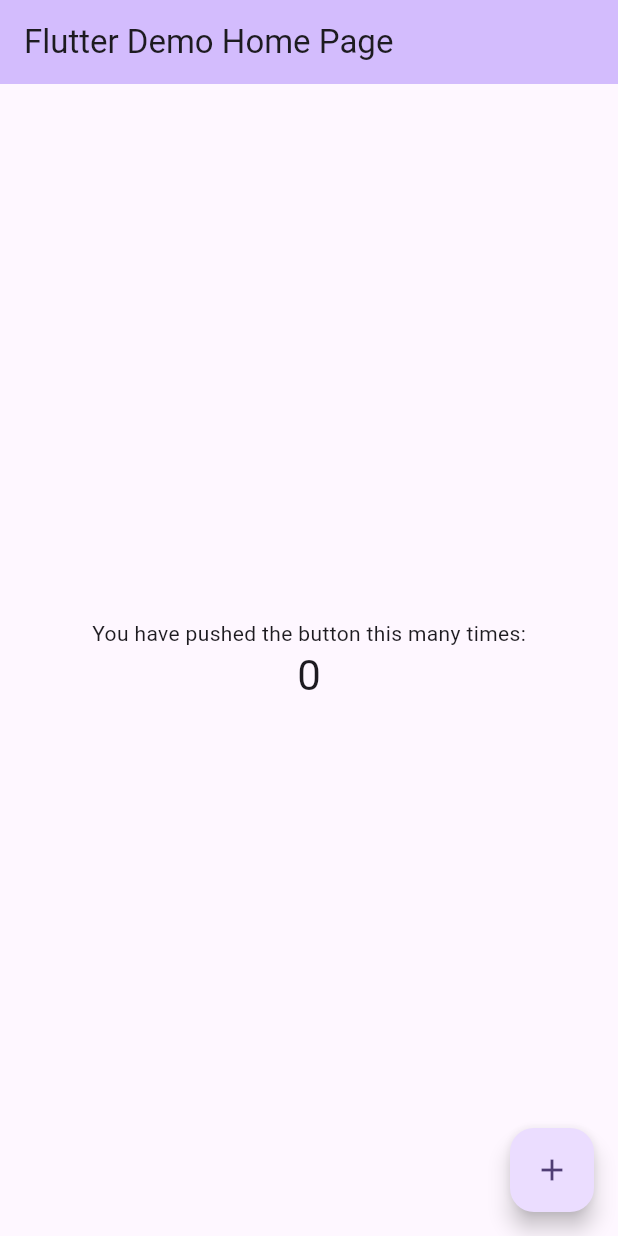
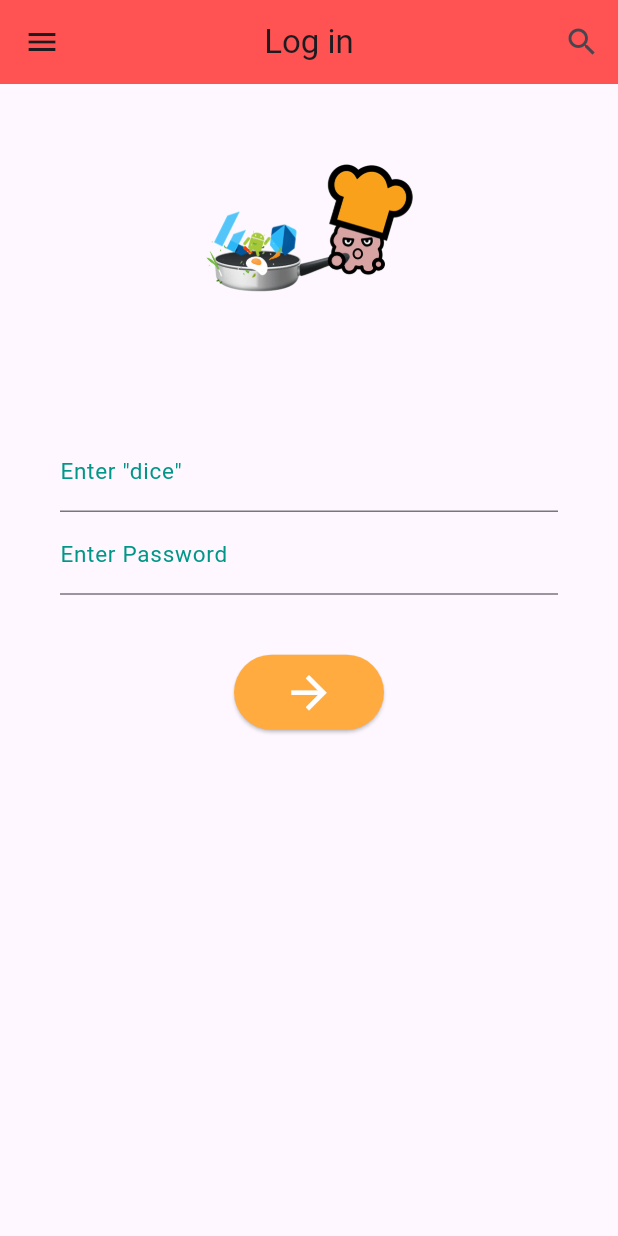
Before and after one commit to keepdev0919/CodingChefFlutterLittleHot, a Flutter app: the screen it shows after launch, on a phone screen of 412 x 824 dp. Run offline on Flutter 3.47's test engine with Material 3 defaults, Android fonts, the phone set to English and light mode, and no system bars.

Commit message:
lec3 中 로그인 페이지 구현

```diff
--- a/lib/main.dart
+++ b/lib/main.dart
@@ -1,125 +1,86 @@
 import 'package:flutter/material.dart';
 
-void main() {
-  runApp(const MyApp());
-}
+void main() => runApp(MyApp());
 
 class MyApp extends StatelessWidget {
-  const MyApp({super.key});
-
-  // This widget is the root of your application.
   @override
   Widget build(BuildContext context) {
     return MaterialApp(
-      title: 'Flutter Demo',
-      theme: ThemeData(
-        // This is the theme of your application.
-        //
-        // TRY THIS: Try running your application with "flutter run". You'll see
-        // the application has a purple toolbar. Then, without quitting the app,
-        // try changing the seedColor in the colorScheme below to Colors.green
-        // and then invoke "hot reload" (save your changes or press the "hot
-        // reload" button in a Flutter-supported IDE, or press "r" if you used
-        // the command line to start the app).
-        //
-        // Notice that the counter didn't reset back to zero; the application
-        // state is not lost during the reload. To reset the state, use hot
-        // restart instead.
-        //
-        // This works for code too, not just values: Most code changes can be
-        // tested with just a hot reload.
-        colorScheme: ColorScheme.fromSeed(seedColor: Colors.deepPurple),
-        useMaterial3: true,
-      ),
-      home: const MyHomePage(title: 'Flutter Demo Home Page'),
+      debugShowCheckedModeBanner: false,
+      title: 'Dice game',
+      home: LogIn(),
     );
   }
 }
 
-class MyHomePage extends StatefulWidget {
-  const MyHomePage({super.key, required this.title});
-
-  // This widget is the home page of your application. It is stateful, meaning
-  // that it has a State object (defined below) that contains fields that affect
-  // how it looks.
-
-  // This class is the configuration for the state. It holds the values (in this
-  // case the title) provided by the parent (in this case the App widget) and
-  // used by the build method of the State. Fields in a Widget subclass are
-  // always marked "final".
-
-  final String title;
-
+class LogIn extends StatefulWidget {
   @override
-  State<MyHomePage> createState() => _MyHomePageState();
+  _LogInState createState() => _LogInState();
 }
 
-class _MyHomePageState extends State<MyHomePage> {
-  int _counter = 0;
-
-  void _incrementCounter() {
-    setState(() {
-      // This call to setState tells the Flutter framework that something has
-      // changed in this State, which causes it to rerun the build method below
-      // so that the display can reflect the updated values. If we changed
-      // _counter without calling setState(), then the build method would not be
-      // called again, and so nothing would appear to happen.
-      _counter++;
-    });
-  }
-
+class _LogInState extends State<LogIn> {
   @override
   Widget build(BuildContext context) {
-    // This method is rerun every time setState is called, for instance as done
-    // by the _incrementCounter method above.
-    //
-    // The Flutter framework has been optimized to make rerunning build methods
-    // fast, so that you can just rebuild anything that needs updating rather
-    // than having to individually change instances of widgets.
     return Scaffold(
         appBar: AppBar(
-        // TRY THIS: Try changing the color here to a specific color (to
-        // Colors.amber, perhaps?) and trigger a hot reload to see the AppBar
-        // change color while the other colors stay the same.
-        backgroundColor: Theme.of(context).colorScheme.inversePrimary,
-        // Here we take the value from the MyHomePage object that was created by
-        // the App.build method, and use it to set our appbar title.
-        title: Text(widget.title),
+          title: Text('Log in'),
+          backgroundColor: Colors.redAccent,
+          centerTitle: true,
+          leading: IconButton(icon: Icon(Icons.menu), onPressed: () {}),
+          actions: [IconButton(icon: Icon(Icons.search), onPressed: () {})],
         ),
-      body: Center(
-        // Center is a layout widget. It takes a single child and positions it
-        // in the middle of the parent.
+        body: SingleChildScrollView(
           child: Column(
-          // Column is also a layout widget. It takes a list of children and
-          // arranges them vertically. By default, it sizes itself to fit its
-          // children horizontally, and tries to be as tall as its parent.
-          //
-          // Column has various properties to control how it sizes itself and
-          // how it positions its children. Here we use mainAxisAlignment to
-          // center the children vertically; the main axis here is the vertical
-          // axis because Columns are vertical (the cross axis would be
-          // horizontal).
-          //
-          // TRY THIS: Invoke "debug painting" (choose the "Toggle Debug Paint"
-          // action in the IDE, or press "p" in the console), to see the
-          // wireframe for each widget.
-          mainAxisAlignment: MainAxisAlignment.center,
-          children: <Widget>[
-            const Text(
-              'You have pushed the button this many times:',
+            children: [
+              Center(
+                child: Image(
+                  image: AssetImage('images/chef.gif'),
+                  width: 170.0,
+                  height: 190.0,
                 ),
-            Text(
-              '$_counter',
-              style: Theme.of(context).textTheme.headlineMedium,
               ),
+              Form(
+                  child: Theme(
+                      data: ThemeData(
+                          primaryColor: Colors.teal,
+                          inputDecorationTheme: InputDecorationTheme(
+                              labelStyle: TextStyle(
+                                  color: Colors.teal, fontSize: 15.0))),
+                      child: Container(
+                          padding: EdgeInsets.all(40.0),
+                          child: Column(
+                            children: [
+                              TextField(
+                                  decoration: InputDecoration(
+                                      labelText: 'Enter "dice"'),
+                                  keyboardType: TextInputType.emailAddress),
+                              TextField(
+                                decoration: InputDecoration(
+                                    labelText: 'Enter Password'),
+                                keyboardType: TextInputType.text,
+                                obscureText: true,
+                              ),
+                              SizedBox(
+                                height: 40.0,
+                              ),
+                              ElevatedButton(
+                                style: ElevatedButton.styleFrom(
+                                  backgroundColor: Colors.orangeAccent,
+                                  minimumSize: Size(100, 50),
+                                ),
+                                onPressed: () {
+                                  print("버튼 누름");
+                                },
+                                child: Icon(
+                                  Icons.arrow_forward,
+                                  color: Colors.white,
+                                  size: 35.0,
+                                ),
+                              )
+                            ],
+                          ))))
             ],
           ),
-      ),
-      floatingActionButton: FloatingActionButton(
-        onPressed: _incrementCounter,
-        tooltip: 'Increment',
-        child: const Icon(Icons.add),
-      ), // This trailing comma makes auto-formatting nicer for build methods.
-    );
+        ));
   }
 }
--- a/pubspec.yaml
+++ b/pubspec.yaml
@@ -58,9 +58,8 @@ flutter:
   uses-material-design: true
 
   # To add assets to your application, add an assets section, like this:
-  # assets:
-  #   - images/a_dot_burr.jpeg
-  #   - images/a_dot_ham.jpeg
+  assets:
+    - images/
 
   # An image asset can refer to one or more resolution-specific "variants", see
   # https://flutter.dev/to/resolution-aware-images
```
Also changed, not shown: images/chef.gif (added), images/dice1.png (added), images/dice2.png (added), images/dice3.png (added), images/dice4.png (added), images/dice5.png (added), images/dice6.png (added), 1 other file. Lines whose indentation alone changed are shown as unchanged.
